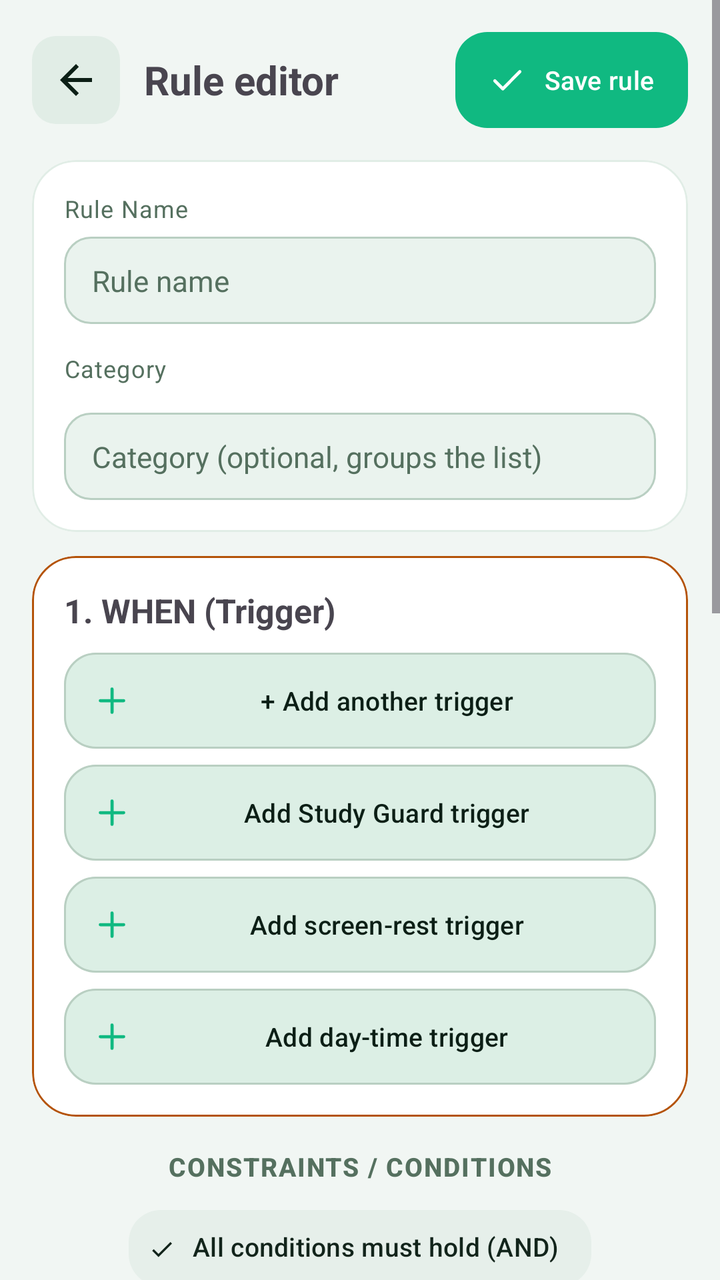
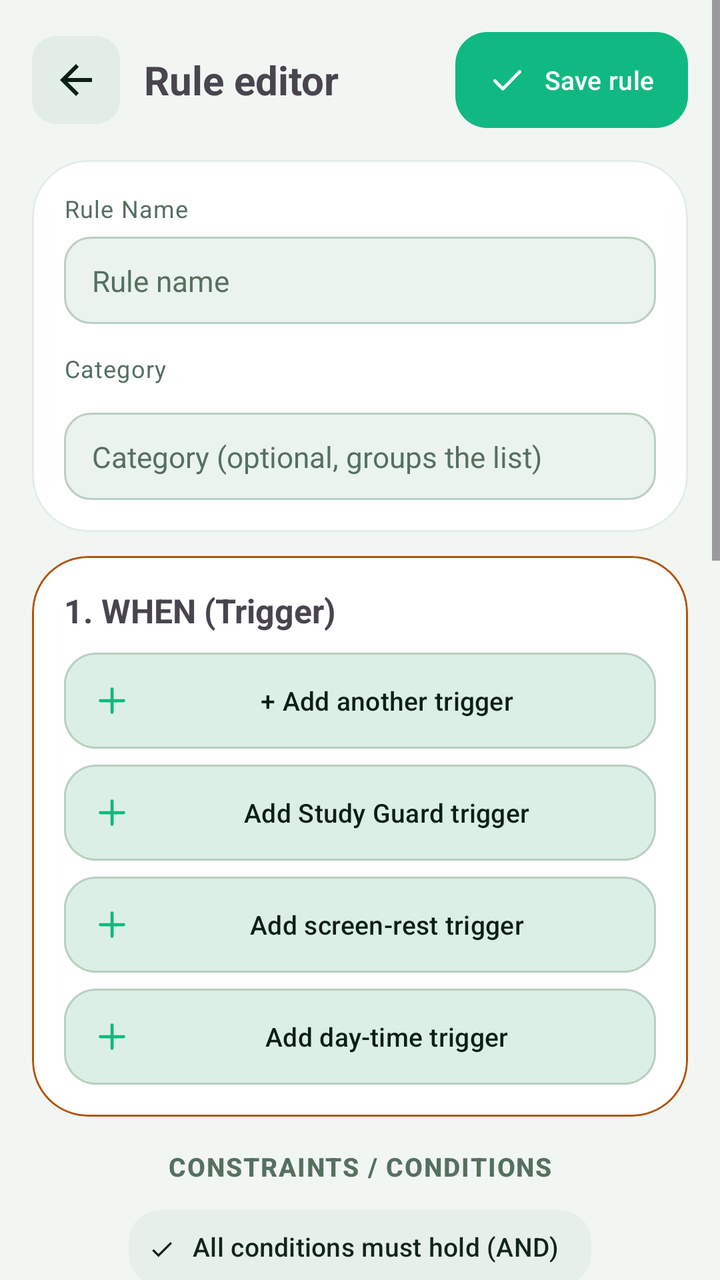

The first picture is an Android layout as it rendered before a commit; the second is the same layout after the commit. The layout source and the unified diff follow.
<!-- AndroidManifest.xml: application theme Theme.PhoneLink -->
<!-- res/layout/activity_rule_editor.xml -->
<?xml version="1.0" encoding="utf-8"?>
<ScrollView xmlns:android="http://schemas.android.com/apk/res/android"
    xmlns:app="http://schemas.android.com/apk/res-auto"
    android:layout_width="match_parent"
    android:layout_height="match_parent">

    <LinearLayout
        android:layout_width="match_parent"
        android:layout_height="wrap_content"
        android:orientation="vertical"
        android:padding="16dp">

        <LinearLayout
            android:layout_width="match_parent"
            android:layout_height="wrap_content"
            android:gravity="center_vertical"
            android:orientation="horizontal">

            <ImageButton
                android:id="@+id/btnEditorBack"
                android:layout_width="44dp"
                android:layout_height="44dp"
                android:background="@drawable/bg_back_chip"
                android:contentDescription="@string/btn_back"
                android:padding="10dp"
                android:src="@drawable/ic_arrow_back"
                android:tint="?attr/colorOnSurface" />

            <TextView
                android:layout_width="0dp"
                android:layout_height="wrap_content"
                android:layout_marginStart="12dp"
                android:layout_weight="1"
                android:text="@string/auto_editor_title"
                android:textSize="20sp"
                android:textStyle="bold" />

            <com.google.android.material.button.MaterialButton
                android:id="@+id/btnSaveRule"
                style="@style/PL.BtnPill"
                android:layout_width="wrap_content"
                android:layout_height="wrap_content"
                android:text="@string/auto_save"
                app:icon="@drawable/ic_check" />
        </LinearLayout>

        
        <com.google.android.material.card.MaterialCardView
            android:layout_width="match_parent"
            android:layout_height="wrap_content"
            android:layout_marginTop="16dp">

            <LinearLayout
                android:layout_width="match_parent"
                android:layout_height="wrap_content"
                android:orientation="vertical"
                android:padding="16dp">

                <TextView
                    style="@style/PL.BodySmall"
                    android:text="@string/ed_name_label" />

                <EditText
                    android:id="@+id/etRuleName"
                    style="@style/PL.FieldPlain"
                    android:layout_marginTop="6dp"
                    android:hint="@string/auto_rule_name_hint"
                    android:inputType="text"
                    android:maxLines="1" />

                <TextView
                    style="@style/PL.BodySmall"
                    android:layout_marginTop="14dp"
                    android:text="@string/ed_cat_label" />

                <com.google.android.material.chip.ChipGroup
                    android:id="@+id/cgRuleCats"
                    android:layout_width="match_parent"
                    android:layout_height="wrap_content"
                    android:layout_marginTop="6dp"
                    app:singleSelection="true" />

                <EditText
                    android:id="@+id/etRuleCat"
                    style="@style/PL.FieldPlain"
                    android:layout_marginTop="8dp"
                    android:hint="@string/auto_cat_hint"
                    android:inputType="text"
                    android:maxLines="1" />
            </LinearLayout>
        </com.google.android.material.card.MaterialCardView>

        
        <com.google.android.material.card.MaterialCardView
            android:layout_width="match_parent"
            android:layout_height="wrap_content"
            android:layout_marginTop="12dp"
            app:strokeColor="@color/pair_code"
            app:strokeWidth="1dp">

            <LinearLayout
                android:layout_width="match_parent"
                android:layout_height="wrap_content"
                android:orientation="vertical"
                android:padding="16dp">

                <TextView
                    android:layout_width="match_parent"
                    android:layout_height="wrap_content"
                    android:text="@string/ed_when"
                    android:textSize="16.5sp"
                    android:textStyle="bold" />

                <LinearLayout
                    android:id="@+id/trigContainer"
                    android:layout_width="match_parent"
                    android:layout_height="wrap_content"
                    android:orientation="vertical" />

                <com.google.android.material.button.MaterialButton
                    android:id="@+id/btnAddTrigger"
                    style="@style/PL.BtnGhost"
                    android:layout_width="match_parent"
                    android:layout_height="wrap_content"
                    android:layout_marginTop="10dp"
                    android:text="@string/auto_add_trigger"
                    app:icon="@drawable/ic_plus" />

                <com.google.android.material.button.MaterialButton
                    android:id="@+id/btnAddStudyGuard"
                    style="@style/PL.BtnGhost"
                    android:layout_width="match_parent"
                    android:layout_height="wrap_content"
                    android:layout_marginTop="8dp"
                    android:text="@string/btn_add_study_guard"
                    app:icon="@drawable/ic_plus" />

                <com.google.android.material.button.MaterialButton
                    android:id="@+id/btnAddScreenRest"
                    style="@style/PL.BtnGhost"
                    android:layout_width="match_parent"
                    android:layout_height="wrap_content"
                    android:layout_marginTop="8dp"
                    android:text="@string/btn_add_screen_rest"
                    app:icon="@drawable/ic_plus" />

                <com.google.android.material.button.MaterialButton
                    android:id="@+id/btnAddTimeAtDays"
                    style="@style/PL.BtnGhost"
                    android:layout_width="match_parent"
                    android:layout_height="wrap_content"
                    android:layout_marginTop="8dp"
                    android:text="@string/btn_add_time_at_days"
                    app:icon="@drawable/ic_plus" />
            </LinearLayout>
        </com.google.android.material.card.MaterialCardView>

        
        <TextView
            style="@style/PL.SecTitle"
            android:layout_marginTop="16dp"
            android:gravity="center"
            android:text="@string/ed_constraints" />

        <com.google.android.material.chip.ChipGroup
            android:id="@+id/cgConsMode"
            android:layout_width="wrap_content"
            android:layout_height="wrap_content"
            android:layout_gravity="center_horizontal"
            android:layout_marginTop="8dp"
            app:selectionRequired="true"
            app:singleSelection="true">

            <com.google.android.material.chip.Chip
                android:id="@+id/chipConsAll"
                style="@style/PL.ChipFilter"
                android:layout_width="wrap_content"
                android:layout_height="wrap_content"
                android:checked="true"
                android:text="@string/auto_cons_all" />

            <com.google.android.material.chip.Chip
                android:id="@+id/chipConsAny"
                style="@style/PL.ChipFilter"
                android:layout_width="wrap_content"
                android:layout_height="wrap_content"
                android:text="@string/auto_cons_any" />
        </com.google.android.material.chip.ChipGroup>

        
        <com.google.android.material.card.MaterialCardView
            android:layout_width="match_parent"
            android:layout_height="wrap_content"
            android:layout_marginTop="10dp">

            <LinearLayout
                android:layout_width="match_parent"
                android:layout_height="wrap_content"
                android:orientation="vertical"
                android:padding="16dp">

                <LinearLayout
                    android:id="@+id/consContainer"
                    android:layout_width="match_parent"
                    android:layout_height="wrap_content"
                    android:orientation="vertical" />

                <com.google.android.material.button.MaterialButton
                    android:id="@+id/btnAddConstraint"
                    style="@style/PL.BtnGhost"
                    android:layout_width="match_parent"
                    android:layout_height="wrap_content"
                    android:layout_marginTop="10dp"
                    android:text="@string/auto_add_constraint"
                    app:icon="@drawable/ic_plus" />

                <com.google.android.material.button.MaterialButton
                    android:id="@+id/btnAddGroup"
                    style="@style/PL.BtnGhost"
                    android:layout_width="match_parent"
                    android:layout_height="wrap_content"
                    android:layout_marginTop="6dp"
                    android:text="@string/btn_add_group"
                    app:icon="@drawable/ic_plus" />
            </LinearLayout>
        </com.google.android.material.card.MaterialCardView>

        
        <com.google.android.material.card.MaterialCardView
            android:layout_width="match_parent"
            android:layout_height="wrap_content"
            android:layout_marginTop="12dp"
            app:strokeColor="?attr/colorPrimary"
            app:strokeWidth="1dp">

            <LinearLayout
                android:layout_width="match_parent"
                android:layout_height="wrap_content"
                android:orientation="vertical"
                android:padding="16dp">

                <TextView
                    android:layout_width="match_parent"
                    android:layout_height="wrap_content"
                    android:text="@string/ed_then"
                    android:textSize="16.5sp"
                    android:textStyle="bold" />

                <LinearLayout
                    android:id="@+id/actContainer"
                    android:layout_width="match_parent"
                    android:layout_height="wrap_content"
                    android:orientation="vertical" />

                <com.google.android.material.button.MaterialButton
                    android:id="@+id/btnAddAction"
                    style="@style/PL.BtnMint"
                    android:layout_width="match_parent"
                    android:layout_height="wrap_content"
                    android:layout_marginTop="10dp"
                    android:text="@string/auto_add_action"
                    app:icon="@drawable/ic_plus" />

                <com.google.android.material.button.MaterialButton
                    android:id="@+id/btnAddIfElse"
                    style="@style/PL.BtnGhost"
                    android:layout_width="match_parent"
                    android:layout_height="wrap_content"
                    android:layout_marginTop="6dp"
                    android:text="@string/btn_add_ifelse"
                    app:icon="@drawable/ic_plus" />

                <com.google.android.material.button.MaterialButton
                    android:id="@+id/btnAddFocusLock"
                    style="@style/PL.BtnGhost"
                    android:layout_width="match_parent"
                    android:layout_height="wrap_content"
                    android:layout_marginTop="6dp"
                    android:text="@string/btn_add_focuslock"
                    app:icon="@drawable/ic_plus" />

                <com.google.android.material.button.MaterialButton
                    android:id="@+id/btnAddAutoTap"
                    style="@style/PL.BtnGhost"
                    android:layout_width="match_parent"
                    android:layout_height="wrap_content"
                    android:layout_marginTop="6dp"
                    android:text="@string/btn_add_autotap"
                    app:icon="@drawable/ic_plus" />

                <com.google.android.material.button.MaterialButton
                    android:id="@+id/btnAddRedial"
                    style="@style/PL.BtnGhost"
                    android:layout_width="match_parent"
                    android:layout_height="wrap_content"
                    android:layout_marginTop="6dp"
                    android:text="@string/btn_add_redial"
                    app:icon="@drawable/ic_plus" />
            </LinearLayout>
        </com.google.android.material.card.MaterialCardView>

        
        <LinearLayout
            android:layout_width="match_parent"
            android:layout_height="wrap_content"
            android:layout_marginTop="16dp"
            android:orientation="horizontal">

            <com.google.android.material.button.MaterialButton
                android:id="@+id/btnTestRule"
                style="@style/PL.BtnGhost"
                android:layout_width="0dp"
                android:layout_height="wrap_content"
                android:layout_marginEnd="5dp"
                android:layout_weight="1"
                android:text="@string/ed_test_rule"
                app:icon="@drawable/ic_check" />

            <com.google.android.material.button.MaterialButton
                android:id="@+id/btnDeleteRule"
                style="@style/PL.BtnGhost"
                android:layout_width="0dp"
                android:layout_height="wrap_content"
                android:layout_marginStart="5dp"
                android:layout_weight="1"
                android:text="@string/ed_delete_rule"
                android:textColor="?attr/colorError"
                android:visibility="gone"
                app:icon="@drawable/ic_trash" />
        </LinearLayout>

        
        <LinearLayout
            android:layout_width="match_parent"
            android:layout_height="wrap_content"
            android:layout_marginTop="10dp"
            android:orientation="horizontal">

            <com.google.android.material.button.MaterialButton
                android:id="@+id/btnTraceRule"
                style="@style/PL.BtnGhost"
                android:layout_width="0dp"
                android:layout_height="wrap_content"
                android:layout_marginEnd="5dp"
                android:layout_weight="1"
                android:text="@string/btn_trace"
                app:icon="@drawable/ic_search" />

            <com.google.android.material.button.MaterialButton
                android:id="@+id/btnHistoryRule"
                style="@style/PL.BtnGhost"
                android:layout_width="0dp"
                android:layout_height="wrap_content"
                android:layout_marginStart="5dp"
                android:layout_weight="1"
                android:text="@string/btn_history"
                android:visibility="gone"
                app:icon="@drawable/ic_refresh" />
        </LinearLayout>
    </LinearLayout>
</ScrollView>
<!-- resources referenced by this layout -->
<resources>
  <color name="pair_code">#B45309</color>
  <!-- drawable bg_back_chip (drawable) -->
  <?xml version="1.0" encoding="utf-8"?>
  <shape xmlns:android="http://schemas.android.com/apk/res/android"
      android:shape="rectangle">
      <corners android:radius="12dp" />
      
      <solid android:color="?attr/colorSurfaceVariant" />
  </shape>
  <string name="auto_add_action">+ Add action</string>
  <string name="auto_add_constraint">+ Add condition</string>
  <string name="auto_add_trigger">+ Add another trigger</string>
  <string name="auto_cat_hint">Category (optional, groups the list)</string>
  <string name="auto_cons_all">All conditions must hold (AND)</string>
  <string name="auto_cons_any">Any one condition (OR)</string>
  <string name="auto_editor_title">Rule editor</string>
  <string name="auto_rule_name_hint">Rule name</string>
  <string name="auto_save">Save rule</string>
  <string name="btn_add_autotap">Add AutoTap step</string>
  <string name="btn_add_focuslock">Add FocusLock step</string>
  <string name="btn_add_group">Add condition group</string>
  <string name="btn_add_ifelse">Add If / Else step</string>
  <string name="btn_add_redial">Add redial step</string>
  <string name="btn_add_screen_rest">Add screen-rest trigger</string>
  <string name="btn_add_study_guard">Add Study Guard trigger</string>
  <string name="btn_add_time_at_days">Add day-time trigger</string>
  <string name="btn_back">Back</string>
  <string name="btn_history">History</string>
  <string name="btn_trace">Trace</string>
  <string name="ed_cat_label">Category</string>
  <string name="ed_constraints">CONSTRAINTS / CONDITIONS</string>
  <string name="ed_delete_rule">Delete Rule</string>
  <string name="ed_name_label">Rule Name</string>
  <string name="ed_test_rule">Test Run Rule</string>
  <string name="ed_then">2. THEN DO (Actions)</string>
  <string name="ed_when">1. WHEN (Trigger)</string>
  <style name="PL.BodySmall" parent="TextAppearance.Material3.BodySmall">
          <item name="android:layout_width">match_parent</item>
          <item name="android:layout_height">wrap_content</item>
          <item name="android:textColor">?attr/colorOnSurfaceVariant</item>
      </style>
  <color name="md_primary">#10B981</color>
  <color name="md_onPrimary">#FFFFFF</color>
  <color name="md_primaryContainer">#D9F6E9</color>
  <color name="md_onPrimaryContainer">#06382A</color>
  <color name="md_secondary">#52665C</color>
  <color name="md_onSecondary">#FFFFFF</color>
  <color name="md_secondaryContainer">#E6EFEA</color>
  <color name="md_onSecondaryContainer">#12241B</color>
  <color name="md_background">#F1F6F3</color>
  <color name="md_onBackground">#0C1F16</color>
  <color name="md_surface">#FFFFFF</color>
  <color name="md_onSurface">#0C1F16</color>
  <color name="md_surfaceVariant">#E1EDE6</color>
  <color name="md_onSurfaceVariant">#55705F</color>
  <color name="md_surfaceContainer">#EAF3EE</color>
  <color name="md_surfaceContainerHigh">#DCEAE2</color>
  <color name="md_outline">#B9CFC2</color>
  <style name="PL.CardView" parent="Widget.Material3.CardView.Filled">
          <item name="cardCornerRadius">22dp</item>
          <item name="cardElevation">0dp</item>
          <item name="strokeWidth">1dp</item>
          <item name="strokeColor">?attr/colorSurfaceVariant</item>
          <item name="cardBackgroundColor">?attr/colorSurface</item>
      </style>
  <color name="md_error">#BA1A1A</color>
  <color name="md_onError">#FFFFFF</color>
  <color name="md_errorContainer">#FDECEC</color>
  <color name="md_btnFill">#DCEFE5</color>
  <color name="nav_active">#10B981</color>
  <color name="nav_inactive">#5C7267</color>
  <color name="nav_indicator">#D9F6E9</color>
  <!-- unchanged entries left out for length: 16 -->
</resources>

<!-- the commit's change to res/layout/activity_rule_editor.xml (unified diff, before → after) -->
@@ -300,6 +300,54 @@
         </com.google.android.material.card.MaterialCardView>
 
         
+        <com.google.android.material.card.MaterialCardView
+            android:id="@+id/exitCard"
+            android:layout_width="match_parent"
+            android:layout_height="wrap_content"
+            android:layout_marginTop="12dp"
+            app:strokeColor="?attr/colorPrimary"
+            app:strokeWidth="1dp">
+
+            <LinearLayout
+                android:layout_width="match_parent"
+                android:layout_height="wrap_content"
+                android:orientation="vertical"
+                android:padding="16dp">
+
+                <TextView
+                    android:layout_width="match_parent"
+                    android:layout_height="wrap_content"
+                    android:text="@string/ed_exit"
+                    android:textSize="16.5sp"
+                    android:textStyle="bold" />
+
+                <TextView
+                    android:id="@+id/tvExitNote"
+                    android:layout_width="match_parent"
+                    android:layout_height="wrap_content"
+                    android:layout_marginTop="8dp"
+                    android:text="@string/ed_exit_note"
+                    android:textSize="13.5sp"
+                    android:visibility="gone" />
+
+                <LinearLayout
+                    android:id="@+id/exitContainer"
+                    android:layout_width="match_parent"
+                    android:layout_height="wrap_content"
+                    android:orientation="vertical" />
+
+                <com.google.android.material.button.MaterialButton
+                    android:id="@+id/btnAddExitAction"
+                    style="@style/PL.BtnMint"
+                    android:layout_width="match_parent"
+                    android:layout_height="wrap_content"
+                    android:layout_marginTop="10dp"
+                    android:text="@string/ed_add_exit_action"
+                    app:icon="@drawable/ic_plus" />
+            </LinearLayout>
+        </com.google.android.material.card.MaterialCardView>
+
+        
         <LinearLayout
             android:layout_width="match_parent"
             android:layout_height="wrap_content"
<!-- resource entries referenced after the edit -->
@@ -29,9 +29,12 @@
   <string name="btn_back">Back</string>
   <string name="btn_history">History</string>
   <string name="btn_trace">Trace</string>
+  <string name="ed_add_exit_action">Exit action যোগ করো</string>
   <string name="ed_cat_label">Category</string>
   <string name="ed_constraints">CONSTRAINTS / CONDITIONS</string>
   <string name="ed_delete_rule">Delete Rule</string>
+  <string name="ed_exit">3. WHEN IT ENDS (Exit actions)</string>
+  <string name="ed_exit_note">এই ট্রিগারের শেষ নেই, তাই exit action চলবে না।</string>
   <string name="ed_name_label">Rule Name</string>
   <string name="ed_test_rule">Test Run Rule</string>
   <string name="ed_then">2. THEN DO (Actions)</string>
@@ -59,7 +62,7 @@
   <color name="md_surfaceContainerHigh">#DCEAE2</color>
   <color name="md_outline">#B9CFC2</color>
   <style name="PL.CardView" parent="Widget.Material3.CardView.Filled">
-          <item name="cardCornerRadius">22dp</item>
+          <item name="cardCornerRadius">28dp</item>
           <item name="cardElevation">0dp</item>
           <item name="strokeWidth">1dp</item>
           <item name="strokeColor">?attr/colorSurfaceVariant</item>
